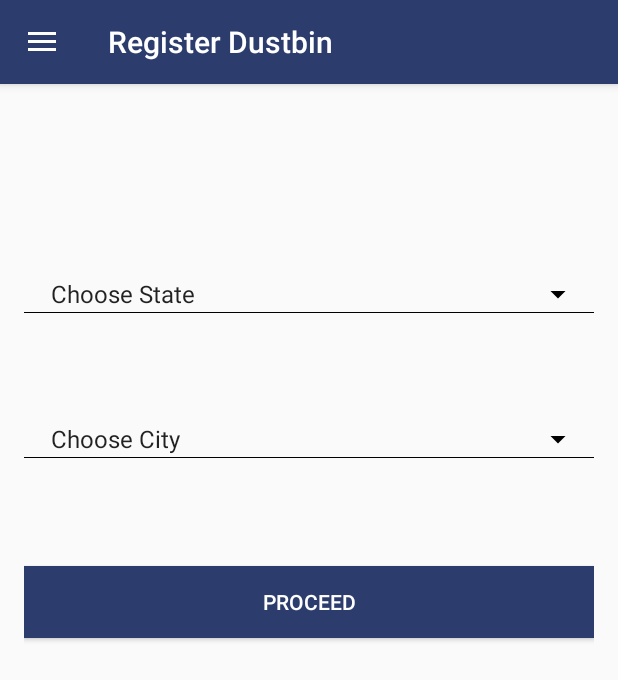
After one commit to Divyansh42/smart-dustbin, an Android app: the fragment RegisterDustbinFragment2 placed in its activity, on a phone screen of 412 x 824 dp. The commit adds this screen. Shown: the top 680 px of the screen. Run offline under Robolectric (Android 15) with nearby library versions, the phone set to English and light mode, and no system bars.

Commit message:
dustbin registration fragments added

```diff
--- a/app/src/main/java/com/jss/smartdustbin/Activities/HomeActivity.java
+++ b/app/src/main/java/com/jss/smartdustbin/Activities/HomeActivity.java
@@ -44,6 +44,9 @@ public class HomeActivity extends AppCompatActivity implements NavigationView.On
         tvFirstName = view.findViewById(R.id.nav_header_user_first_name);
         tvLastName = view.findViewById(R.id.nav_header_user_last_name);
         tvDesignation = view.findViewById(R.id.nav_header_user_designation);
+
+        navigationView.setNavigationItemSelectedListener(this);
+
     }
 
     @Override
--- /dev/null
+++ b/app/src/main/java/com/jss/smartdustbin/Fragments/RegisterDustbinFragment2.java
@@ -0,0 +1,86 @@
+package com.jss.smartdustbin.Fragments;
+
+import android.content.Context;
+import android.content.SharedPreferences;
+import android.net.Uri;
+import android.os.Bundle;
+import android.support.annotation.NonNull;
+import android.support.annotation.Nullable;
+import android.support.v4.app.Fragment;
+import android.view.LayoutInflater;
+import android.view.View;
+import android.view.ViewGroup;
+import android.widget.ArrayAdapter;
+import android.widget.Button;
+import android.widget.EditText;
+import android.widget.Spinner;
+
+import com.jss.smartdustbin.DustbinRegistrationData;
+import com.jss.smartdustbin.R;
+
+import java.net.SocketImpl;
+import java.util.ArrayList;
+import java.util.List;
+
+/**
+ * A simple {@link Fragment} subclass.
+ * Activities that contain this fragment must implement the
+ * {@link RegisterDustbinFragment.OnFragmentInteractionListener} interface
+ * to handle interaction events.
+ * Use the {@link RegisterDustbinFragment#newInstance} factory method to
+ * create an instance of this fragment.
+ */
+public class RegisterDustbinFragment2 extends Fragment {
+
+    Spinner spinnerStates, spinnerCities;
+    Button btProceed2;
+    List<String> statesList;
+    List<String> citiesList;
+
+    @Nullable
+    @Override
+    public View onCreateView(@NonNull LayoutInflater inflater, @Nullable ViewGroup container, @Nullable Bundle savedInstanceState) {
+        return inflater.inflate(R.layout.fragment2_register_dustbin, null, false);
+    }
+
+    @Override
+    public void onViewCreated(@NonNull View view, @Nullable Bundle savedInstanceState) {
+        super.onViewCreated(view, savedInstanceState);
+
+        getActivity().setTitle("Register Dustbin");
+
+        spinnerStates = (Spinner) view.findViewById(R.id.spinner_states);
+        spinnerCities = (Spinner) view.findViewById(R.id.spinner_cities);
+        btProceed2 = (Button) view.findViewById(R.id.bt_proceed2);
+
+
+        statesList = new ArrayList<>();
+        statesList.add("Uttar Pradesh");
+        statesList.add("Madhya  Pradesh");
+        statesList.add("Gujarat");
+
+        citiesList = new ArrayList<>();
+        citiesList.add("Noida");
+        citiesList.add("Varanasi");
+        citiesList.add("Allahabad");
+
+
+        ArrayAdapter<String> statesDataAdapter = new ArrayAdapter<String>(getActivity(), R.layout.spinner_item, statesList);
+        statesDataAdapter.setDropDownViewResource(android.R.layout.simple_spinner_dropdown_item);
+        spinnerStates.setAdapter(statesDataAdapter);
+
+        ArrayAdapter<String> citiesDataAdapter = new ArrayAdapter<String>(getActivity(), R.layout.spinner_item, citiesList);
+        citiesDataAdapter.setDropDownViewResource(android.R.layout.simple_spinner_dropdown_item);
+        spinnerCities.setAdapter(citiesDataAdapter);
+
+        btProceed2.setOnClickListener(new View.OnClickListener() {
+            @Override
+            public void onClick(View v) {
+
+            }
+        });
+
+    }
+
+
+}
--- /dev/null
+++ b/app/src/main/java/com/jss/smartdustbin/NoDefaultSpinner.java
@@ -0,0 +1,113 @@
+package com.jss.smartdustbin;
+
+import android.content.Context;
+import android.util.AttributeSet;
+import android.view.LayoutInflater;
+import android.view.View;
+import android.view.ViewGroup;
+import android.widget.AdapterView;
+import android.widget.Spinner;
+import android.widget.SpinnerAdapter;
+import android.widget.TextView;
+
+import java.lang.reflect.InvocationHandler;
+import java.lang.reflect.InvocationTargetException;
+import java.lang.reflect.Method;
+
+/**
+ * A modified Spinner that doesn't automatically select the first entry in the list.
+ * <p>
+ * Shows the prompt if nothing is selected.
+ * <p>
+ * Limitations: does not display prompt if the entry list is empty.
+ */
+public class NoDefaultSpinner extends Spinner {
+
+    public NoDefaultSpinner(Context context) {
+        super(context);
+    }
+
+    public NoDefaultSpinner(Context context, AttributeSet attrs) {
+        super(context, attrs);
+    }
+
+    public NoDefaultSpinner(Context context, AttributeSet attrs, int defStyle) {
+        super(context, attrs, defStyle);
+    }
+
+    @Override
+    public void setAdapter(SpinnerAdapter orig) {
+        final SpinnerAdapter adapter = newProxy(orig);
+
+        super.setAdapter(adapter);
+
+        try {
+            final Method m = AdapterView.class.getDeclaredMethod(
+                    "setNextSelectedPositionInt", int.class);
+            m.setAccessible(true);
+            m.invoke(this, -1);
+
+            final Method n = AdapterView.class.getDeclaredMethod(
+                    "setSelectedPositionInt", int.class);
+            n.setAccessible(true);
+            n.invoke(this, -1);
+        } catch (Exception e) {
+            throw new RuntimeException(e);
+        }
+    }
+
+    protected SpinnerAdapter newProxy(SpinnerAdapter obj) {
+        return (SpinnerAdapter) java.lang.reflect.Proxy.newProxyInstance(
+                obj.getClass().getClassLoader(),
+                new Class[]{SpinnerAdapter.class},
+                new SpinnerAdapterProxy(obj));
+    }
+
+
+    /**
+     * Intercepts getView() to display the prompt if position < 0
+     */
+    protected class SpinnerAdapterProxy implements InvocationHandler {
+
+        protected SpinnerAdapter obj;
+        protected Method getView;
+
+
+        protected SpinnerAdapterProxy(SpinnerAdapter obj) {
+            this.obj = obj;
+            try {
+                this.getView = SpinnerAdapter.class.getMethod(
+                        "getView", int.class, View.class, ViewGroup.class);
+            } catch (Exception e) {
+                throw new RuntimeException(e);
+            }
+        }
+
+        public Object invoke(Object proxy, Method m, Object[] args) throws Throwable {
+            try {
+                return m.equals(getView) &&
+                        (Integer) (args[0]) < 0 ?
+                        getView((Integer) args[0], (View) args[1], (ViewGroup) args[2]) :
+                        m.invoke(obj, args);
+            } catch (InvocationTargetException e) {
+                throw e.getTargetException();
+            } catch (Exception e) {
+                throw new RuntimeException(e);
+            }
+        }
+
+        protected View getView(int position, View convertView, ViewGroup parent)
+                throws IllegalAccessException {
+
+            if (position < 0) {
+                final TextView v =
+                        (TextView) ((LayoutInflater) getContext().getSystemService(
+                                Context.LAYOUT_INFLATER_SERVICE)).inflate(
+                                android.R.layout.simple_spinner_item, parent, false);
+                v.setText(getPrompt());
+                return v;
+            }
+            return obj.getView(position, convertView, parent);
+        }
+    }
+}
--- /dev/null
+++ b/app/src/main/res/layout/fragment2_register_dustbin.xml
@@ -0,0 +1,59 @@
+<?xml version="1.0" encoding="utf-8"?>
+<FrameLayout xmlns:android="http://schemas.android.com/apk/res/android"
+    xmlns:tools="http://schemas.android.com/tools"
+    android:layout_width="match_parent"
+    android:layout_height="match_parent"
+    tools:context=".Fragments.RegisterDustbinFragment2">
+
+    <LinearLayout
+        android:layout_width="match_parent"
+        android:layout_height="match_parent"
+        android:orientation="vertical"
+        android:layout_marginTop="64dp"
+        android:layout_marginLeft="16dp"
+        android:layout_marginRight="16dp">
+
+
+        <com.jss.smartdustbin.NoDefaultSpinner
+            android:id="@+id/spinner_states"
+            android:layout_marginTop="64dp"
+            android:layout_width="match_parent"
+            android:paddingLeft="@dimen/edit_text_padding"
+            android:paddingRight="@dimen/edit_text_padding"
+            android:backgroundTint="@android:color/black"
+            android:layout_height="wrap_content"
+            android:prompt="@string/state_prompt"/>
+        <View
+            android:layout_width="fill_parent"
+            android:layout_height="1px"
+            android:background="@android:color/black"
+            android:layout_marginBottom="8dp"/>
+
+        <com.jss.smartdustbin.NoDefaultSpinner
+            android:id="@+id/spinner_cities"
+            android:layout_marginTop="64dp"
+            android:layout_width="match_parent"
+            android:paddingLeft="@dimen/edit_text_padding"
+            android:paddingRight="@dimen/edit_text_padding"
+            android:backgroundTint="@android:color/black"
+            android:layout_height="wrap_content"
+            android:prompt="@string/city_prompt"/>
+
+        <View
+            android:layout_width="fill_parent"
+            android:layout_height="1px"
+            android:background="@android:color/black"
+            android:layout_marginBottom="8dp"/>
+
+        <Button
+            android:layout_width="match_parent"
+            android:layout_height="wrap_content"
+            android:text="Proceed"
+            android:id="@+id/bt_proceed2"
+            android:textColor="@android:color/white"
+            android:background="@color/colorPrimaryDark"
+            android:layout_marginTop="64dp"/>
+
+    </LinearLayout>
+
+</FrameLayout>
--- a/app/src/main/res/values/strings.xml
+++ b/app/src/main/res/values/strings.xml
@@ -3,7 +3,8 @@
     <string name="nav_header_desc">Navigation header</string>
     <string name="navigation_drawer_open">Open navigation drawer</string>
     <string name="navigation_drawer_close">Close navigation drawer</string>
+    <string name="state_prompt">Choose State</string>
+    <string name="city_prompt">Choose City</string>
 
-    <!-- TODO: Remove or change this placeholder text -->
-    <string name="hello_blank_fragment">Hello blank fragment</string>
+
 </resources>
```
Also changed, not shown: app/src/main/java/com/jss/smartdustbin/CustomOnItemSelectedListener.java (added, +21 -0 lines), app/src/main/java/com/jss/smartdustbin/DustbinRegistrationData.java (added, +41 -0 lines), app/src/main/java/com/jss/smartdustbin/Fragments/RegisterDustbinFragment.java (+39 -78 lines), app/src/main/res/layout/fragment_register_dustbin.xml (+47 -3 lines), app/src/main/res/layout/spinner_item.xml (added, +11 -0 lines), app/src/main/res/values/styles.xml (+9 -0 lines).
